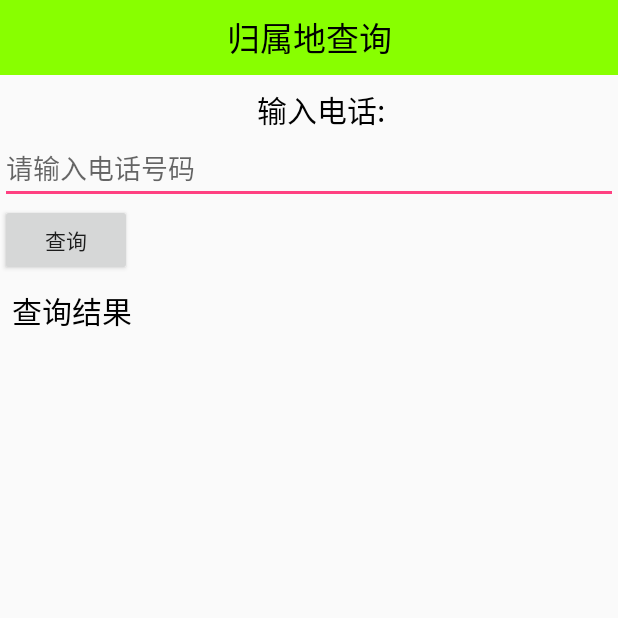
After one commit to Crainax/ExerciseProject01, an Android app: the AddressActivity screen opened directly, with no data from a screen before it, on a phone screen of 412 x 824 dp, the top half of it. The commit adds this screen. Run offline under Robolectric (Android 15) with nearby library versions, the light colour scheme and no system bars.

Commit message:
finish the regex matches the address number !

```diff
--- a/app/src/main/AndroidManifest.xml
+++ b/app/src/main/AndroidManifest.xml
@@ -35,6 +35,8 @@
         <activity android:name=".activity.Setup3Activity" />
         <activity android:name=".activity.Setup4Activity" />
         <activity android:name=".activity.ContactsActivity" />
+        <activity android:name=".activity.AddressActivity"/>
+        <activity android:name=".activity.AToolsActivity"/>
 
         <receiver android:name=".receiver.BootCompleteReceiver">
             <intent-filter>
--- /dev/null
+++ b/app/src/main/java/com/ruffneck/mobilesafer/activity/AddressActivity.java
@@ -0,0 +1,40 @@
+package com.ruffneck.mobilesafer.activity;
+
+import android.app.Activity;
+import android.os.Bundle;
+import android.text.TextUtils;
+import android.view.View;
+import android.widget.EditText;
+import android.widget.TextView;
+
+import com.ruffneck.mobilesafer.R;
+import com.ruffneck.mobilesafer.db.dao.AddressDAO;
+
+/**
+ * Created by 佛剑分说 on 2015/10/19.
+ */
+public class AddressActivity extends Activity {
+
+    private EditText et_number;
+    private TextView tv_result;
+
+    @Override
+    protected void onCreate(Bundle savedInstanceState) {
+        super.onCreate(savedInstanceState);
+        setContentView(R.layout.activity_address);
+
+        et_number = (EditText) findViewById(R.id.et_number);
+        tv_result = (TextView) findViewById(R.id.tv_result);
+    }
+
+
+    public void query(View v) {
+
+        String number = et_number.getText().toString().trim();
+
+        if (!TextUtils.isEmpty(number)) {
+            String address = AddressDAO.getAddress(number);
+            tv_result.setText(address);
+        }
+    }
+}
--- a/app/src/main/java/com/ruffneck/mobilesafer/activity/HomeActivity.java
+++ b/app/src/main/java/com/ruffneck/mobilesafer/activity/HomeActivity.java
@@ -50,6 +50,9 @@ public class HomeActivity extends Activity {
                 switch (position) {
                     case 0:
                         showPasswordDialog();
+                        break;
+                    case 7:
+                        startActivity(new Intent(HomeActivity.this,AToolsActivity.class));
                         break;
                     case 8:
                         startActivity(new Intent(HomeActivity.this, SettingActivity.class));
--- a/app/src/main/java/com/ruffneck/mobilesafer/activity/SplashActivity.java
+++ b/app/src/main/java/com/ruffneck/mobilesafer/activity/SplashActivity.java
@@ -314,7 +314,6 @@ public class SplashActivity extends Activity {
 
     public void createDB(String databaseName) {
         File file = new File(getFilesDir(),databaseName);
-        System.out.println(Environment.getDataDirectory().getAbsolutePath());
         if(file.exists())return;
 
         InputStream is = null;
--- /dev/null
+++ b/app/src/main/res/layout/activity_address.xml
@@ -0,0 +1,31 @@
+<?xml version="1.0" encoding="utf-8"?>
+<LinearLayout xmlns:android="http://schemas.android.com/apk/res/android"
+    android:layout_width="match_parent"
+    android:layout_height="match_parent"
+    android:orientation="vertical">
+
+    <TextView
+        style="@style/TitleStyle"
+        android:text="归属地查询"/>
+
+    <TextView
+        style="@style/Setup_Content"
+        android:text="输入电话:"
+        android:layout_gravity="center_horizontal"/>
+    <EditText
+        android:inputType="number"
+        android:layout_width="match_parent"
+        android:layout_height="wrap_content"
+        android:id="@+id/et_number"
+        android:hint="请输入电话号码"/>
+    <Button
+        android:layout_width="wrap_content"
+        android:layout_height="wrap_content"
+        android:onClick="query"
+        android:text="查询"/>
+    <TextView
+        style="@style/Setup_Content"
+        android:text="查询结果"
+        android:id="@+id/tv_result"/>
+
+</LinearLayout>
```
Also changed, not shown: app/src/main/java/com/ruffneck/mobilesafer/activity/AToolsActivity.java (added, +27 -0 lines), app/src/main/java/com/ruffneck/mobilesafer/dao/AddressDAO.java (deleted, +0 -27 lines), app/src/main/java/com/ruffneck/mobilesafer/db/dao/AddressDAO.java (added, +78 -0 lines), app/src/main/res/layout/activity_atools.xml (added, +26 -0 lines).
